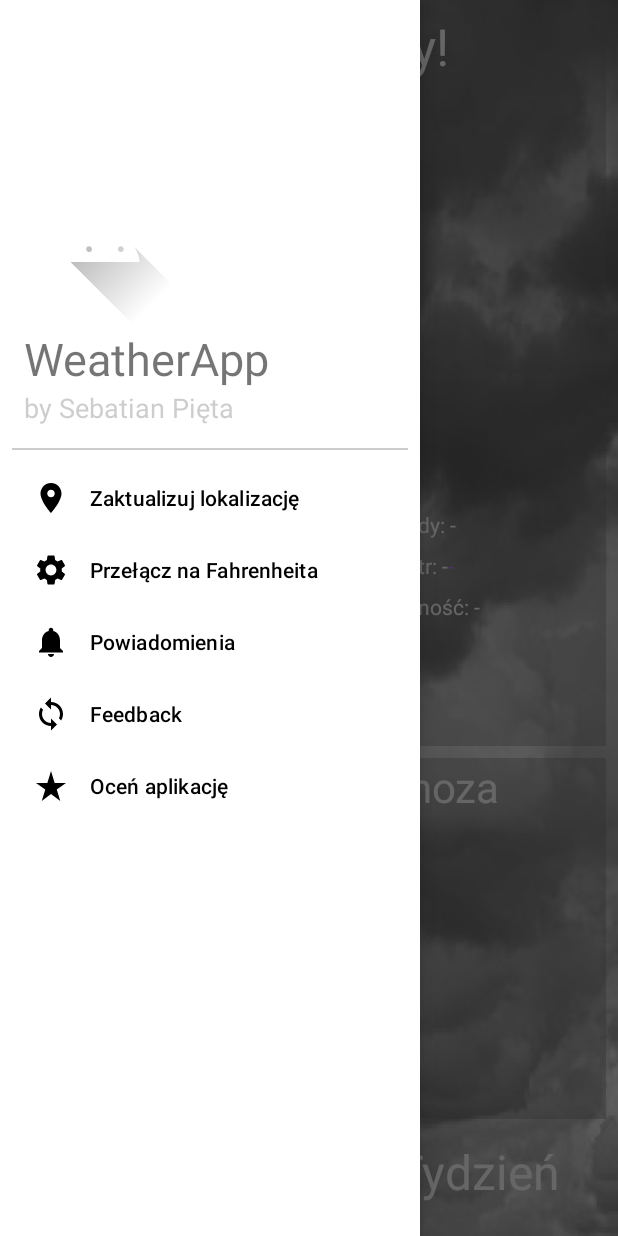
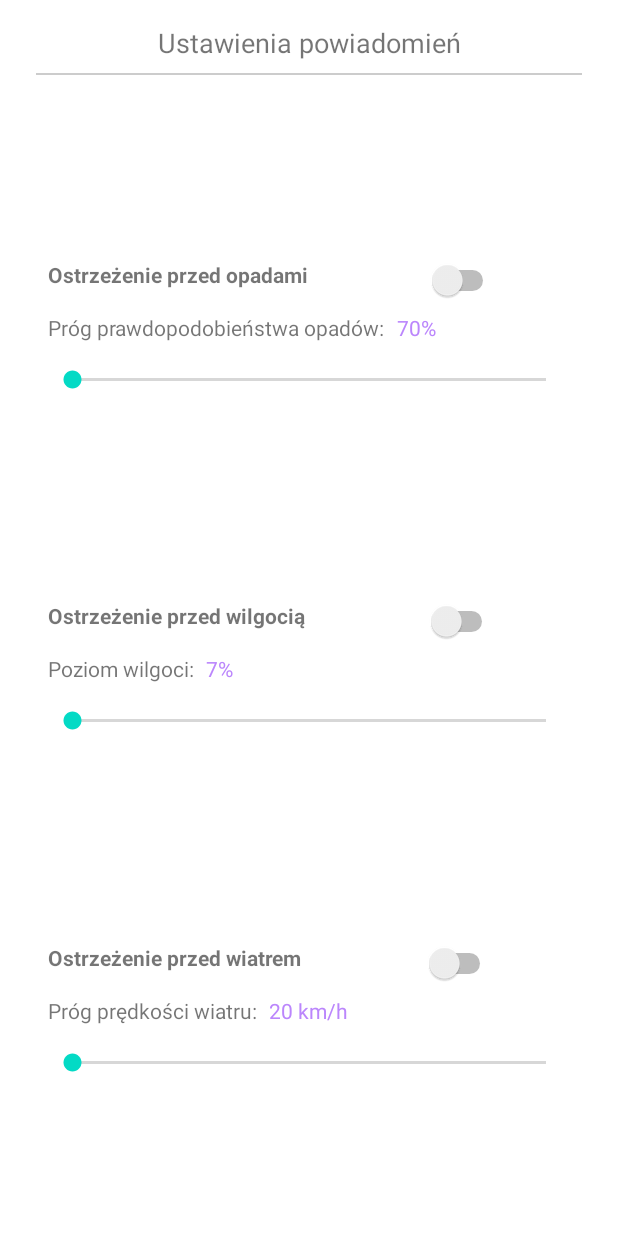
Before and after one commit to KraftUnderscore/weather-app, an Android app: the screen it shows after launch (MainActivity before the commit, NotificationsActivity after it), after a tap on "Powiadomienia", on a phone screen of 412 x 824 dp. Run offline under Robolectric (Android 15) with nearby library versions, the phone set to English and light mode, and no system bars; our stand-ins replace Volley; libraries missing offline, so code that uses them is left out: com.beust.klaxon; network calls fail; 18 statements that could not run were skipped; 1 other tap on this screen came first.

Commit message:
Add Notification settings in the menu

```diff
--- a/app/src/main/java/com/pieta/weatherapp/MainActivity.kt
+++ b/app/src/main/java/com/pieta/weatherapp/MainActivity.kt
@@ -1,16 +1,12 @@
 package com.pieta.weatherapp
 
 import android.Manifest
-import android.app.AlarmManager
-import android.app.PendingIntent
-import android.content.Context
 import android.content.Intent
 import android.content.pm.PackageManager
 import android.location.Location
 import android.os.Bundle
-import android.os.SystemClock
 import android.util.Log
-import android.view.Gravity
+import android.view.MenuItem
 import android.widget.ImageView
 import android.widget.TextView
 import androidx.appcompat.app.AppCompatActivity
@@ -20,9 +16,10 @@ import androidx.drawerlayout.widget.DrawerLayout
 import androidx.viewpager2.widget.ViewPager2
 import androidx.viewpager2.widget.ViewPager2.OnPageChangeCallback
 import com.google.android.gms.location.LocationServices
+import com.google.android.material.internal.NavigationMenuItemView
+import com.google.android.material.navigation.NavigationView
 import com.pieta.weatherapp.adapters.ViewPagerAdapter
 import com.pieta.weatherapp.alarms.AlarmCreator
-import com.pieta.weatherapp.alarms.AlarmReceiver
 import com.pieta.weatherapp.alarms.NotificationsManager
 import com.pieta.weatherapp.data.RequestHandler
 import com.pieta.weatherapp.data.ResponseParser
@@ -155,5 +152,17 @@ class MainActivity : AppCompatActivity() {
                 navigationDrawer.openDrawer(GravityCompat.START)
             }
         }
+
+        val navView = findViewById<NavigationView>(R.id.navView)
+        navView.setNavigationItemSelectedListener {
+            when(it.itemId) {
+                R.id.navMenuNotifications -> {
+                    val intent = Intent(this, NotificationsActivity::class.java)
+                    startActivity(intent)
+                }
+            }
+            true
+        }
+
     }
 }
--- /dev/null
+++ b/app/src/main/java/com/pieta/weatherapp/NotificationsActivity.kt
@@ -0,0 +1,127 @@
+package com.pieta.weatherapp
+
+import android.annotation.SuppressLint
+import android.os.Bundle
+import android.widget.SeekBar
+import android.widget.SeekBar.OnSeekBarChangeListener
+import android.widget.Switch
+import android.widget.TextView
+import android.widget.Toast
+import androidx.appcompat.app.AppCompatActivity
+import com.pieta.weatherapp.data.NotificationSettings
+import com.pieta.weatherapp.data.Serializer
+
+@SuppressLint("UseSwitchCompatOrMaterialCode")
+class NotificationsActivity : AppCompatActivity() {
+        private val serializer = Serializer()
+
+        lateinit var notificationSettings: NotificationSettings
+        lateinit var rainValue: TextView
+        lateinit var humValue: TextView
+        lateinit var windValue: TextView
+
+        private lateinit var rainBar: SeekBar
+        private lateinit var humBar: SeekBar
+        private lateinit var windBar: SeekBar
+
+        lateinit var rainSwitch: Switch
+        lateinit var humSwitch: Switch
+        lateinit var windSwitch: Switch
+
+    override fun onCreate(savedInstanceState: Bundle?) {
+        super.onCreate(savedInstanceState)
+        setContentView(R.layout.activity_notifications)
+
+        findAllViews()
+        addAllListeners()
+        displayInitialSettings()
+    }
+
+    private fun addAllListeners() {
+        rainBar.setOnSeekBarChangeListener(object : OnSeekBarChangeListener {
+            override fun onProgressChanged(seekBar: SeekBar, progress: Int, fromUser: Boolean) {
+                rainValue.text = progress.toString()
+                notificationSettings.pop = progress.toFloat() / 100f
+            }
+            override fun onStartTrackingTouch(seekBar: SeekBar) {}
+            override fun onStopTrackingTouch(seekBar: SeekBar) {}
+        })
+
+        humBar.setOnSeekBarChangeListener(object : OnSeekBarChangeListener {
+            override fun onProgressChanged(seekBar: SeekBar, progress: Int, fromUser: Boolean) {
+                humValue.text = progress.toString()
+                notificationSettings.humidity = progress
+            }
+            override fun onStartTrackingTouch(seekBar: SeekBar) {}
+            override fun onStopTrackingTouch(seekBar: SeekBar) {}
+        })
+
+        windBar.setOnSeekBarChangeListener(object : OnSeekBarChangeListener {
+            override fun onProgressChanged(seekBar: SeekBar, progress: Int, fromUser: Boolean) {
+                windValue.text = progress.toString()
+                notificationSettings.wind_speed = progress.toFloat()
+            }
+            override fun onStartTrackingTouch(seekBar: SeekBar) {}
+            override fun onStopTrackingTouch(seekBar: SeekBar) {}
+        })
+
+        rainSwitch.setOnClickListener { notificationSettings.popActive = rainSwitch.isChecked }
+        humSwitch.setOnClickListener { notificationSettings.humidityActive = humSwitch.isChecked }
+        windSwitch.setOnClickListener { notificationSettings.windActive = windSwitch.isChecked }
+    }
+
+    private fun findAllViews() {
+        rainValue = findViewById(R.id.notificationsRainValue)
+        humValue = findViewById(R.id.notificationsHumValue)
+        windValue = findViewById(R.id.notificationsWindValue)
+
+        rainBar = findViewById(R.id.notificationsRainBar)
+        humBar = findViewById(R.id.notificationsHumBar)
+        windBar = findViewById(R.id.notificationsWindBar)
+
+        rainBar.max = 100
+        humBar.max = 100
+        windBar.max = 100
+
+        rainSwitch = findViewById(R.id.notificationsRainSwitch)
+        humSwitch = findViewById(R.id.notificationsHumSwitch)
+        windSwitch = findViewById(R.id.notificationsWindSwitch)
+    }
+
+    private fun displayInitialSettings() {
+        val loadedSettings = serializer.loadNotifications(this)
+        if (loadedSettings == null) {
+            rainValue.text = 1.toString()
+            humValue.text = 1.toString()
+            windValue.text = 1.toString()
+
+            rainBar.progress = 1
+            humBar.progress = 1
+            windBar.progress = 1
+
+            rainSwitch.isChecked = false
+            humSwitch.isChecked = false
+            windSwitch.isChecked = false
+        } else {
+            notificationSettings = serializer.deserializeNotifications(loadedSettings)!!
+            rainValue.text = notificationSettings.pop.toString()
+            humValue.text = notificationSettings.humidity.toString()
+            windValue.text = notificationSettings.wind_speed.toString()
+
+            rainBar.progress = (notificationSettings.pop * 100).toInt()
+            humBar.progress = notificationSettings.humidity
+            windBar.progress = notificationSettings.wind_speed.toInt()
+
+            rainSwitch.isChecked = notificationSettings.popActive
+            humSwitch.isChecked = notificationSettings.humidityActive
+            windSwitch.isChecked = notificationSettings.windActive
+        }
+    }
+
+    override fun onBackPressed() {
+        val serialized = serializer.serializeNotifications(notificationSettings)
+        serializer.saveNotifications(serialized, this)
+        Toast.makeText(this, "Ustawienia zapisane!", Toast.LENGTH_SHORT).show()
+        finish();
+    }
+}
--- a/app/src/main/java/com/pieta/weatherapp/data/DataClasses.kt
+++ b/app/src/main/java/com/pieta/weatherapp/data/DataClasses.kt
@@ -5,5 +5,6 @@ data class Daily(val dt: Int, val temp: Temp, val weather: List<Weather>, val po
 data class Weather(val id: Int, val main: String, val description: String, val icon: String)
 data class Hourly(val dt: Int, val temp: Float, val feels_like: Float, val humidity: Int,
                   val wind_speed: Float, val wind_deg: Int, var weather: List<Weather>, val pop: Float)
-data class NotificationSettings(val alerts: Boolean, val pop: Float,
-                                val wind_speed: Float, val humidity: Int)
+data class NotificationSettings(val alerts: Boolean, var popActive: Boolean, var pop: Float,
+                                var windActive: Boolean, var wind_speed: Float,
+                                var humidityActive: Boolean, var humidity: Int)
--- a/app/src/main/res/layout/activity_main.xml
+++ b/app/src/main/res/layout/activity_main.xml
@@ -49,6 +49,7 @@
     </androidx.constraintlayout.widget.ConstraintLayout>
 
     <com.google.android.material.navigation.NavigationView
+        android:id="@+id/navView"
         android:layout_width="wrap_content"
         android:layout_height="match_parent"
         app:headerLayout="@layout/nav_header"
--- /dev/null
+++ b/app/src/main/res/layout/activity_notifications.xml
@@ -0,0 +1,237 @@
+<?xml version="1.0" encoding="utf-8"?>
+<androidx.constraintlayout.widget.ConstraintLayout xmlns:android="http://schemas.android.com/apk/res/android"
+    xmlns:app="http://schemas.android.com/apk/res-auto"
+    xmlns:tools="http://schemas.android.com/tools"
+    android:layout_width="match_parent"
+    android:layout_height="match_parent"
+    tools:context=".NotificationsActivity">
+
+    <TextView
+        android:id="@+id/notificationsLabel"
+        android:layout_width="wrap_content"
+        android:layout_height="wrap_content"
+        android:layout_marginTop="16dp"
+        android:text="Ustawienia powiadomień"
+        android:textSize="18sp"
+        app:layout_constraintEnd_toEndOf="parent"
+        app:layout_constraintStart_toStartOf="parent"
+        app:layout_constraintTop_toTopOf="parent" />
+
+    <View
+        android:id="@+id/notificationsBar"
+        android:layout_width="match_parent"
+        android:layout_height="1sp"
+        android:layout_marginStart="24dp"
+        android:layout_marginTop="8dp"
+        android:layout_marginEnd="24dp"
+        android:background="@color/rectangle"
+        app:layout_constraintEnd_toEndOf="parent"
+        app:layout_constraintHorizontal_bias="0.5"
+        app:layout_constraintStart_toStartOf="parent"
+        app:layout_constraintTop_toBottomOf="@+id/notificationsLabel" />
+
+    <androidx.constraintlayout.widget.ConstraintLayout
+        android:id="@+id/alertGroupRain"
+        android:layout_width="0dp"
+        android:layout_height="wrap_content"
+        app:layout_constraintBottom_toTopOf="@+id/alertGroupHum"
+        app:layout_constraintEnd_toEndOf="parent"
+        app:layout_constraintHorizontal_bias="0.5"
+        app:layout_constraintStart_toStartOf="parent"
+        app:layout_constraintTop_toBottomOf="@+id/notificationsBar"
+        app:layout_constraintVertical_chainStyle="spread">
+
+        <Switch
+            android:id="@+id/notificationsRainSwitch"
+            android:layout_width="wrap_content"
+            android:layout_height="wrap_content"
+            android:layout_marginTop="16dp"
+            app:layout_constraintEnd_toEndOf="parent"
+            app:layout_constraintHorizontal_bias="0.5"
+            app:layout_constraintStart_toEndOf="@+id/notificationsRainLabel"
+            app:layout_constraintTop_toTopOf="parent" />
+
+        <TextView
+            android:id="@+id/notificationsRainLabel"
+            android:layout_width="wrap_content"
+            android:layout_height="wrap_content"
+            android:layout_marginStart="32dp"
+            android:layout_marginTop="16dp"
+            android:text="Ostrzeżenie przed opadami"
+            android:textStyle="bold"
+            app:layout_constraintHorizontal_chainStyle="spread"
+            app:layout_constraintStart_toStartOf="parent"
+            app:layout_constraintTop_toTopOf="parent" />
+
+        <TextView
+            android:id="@+id/notificationsRainValue"
+            android:layout_width="wrap_content"
+            android:layout_height="wrap_content"
+            android:layout_marginStart="8dp"
+            android:layout_marginTop="16dp"
+            android:text="70%"
+            android:textColor="@color/purple_200"
+            app:layout_constraintStart_toEndOf="@+id/notificationsRainDesc"
+            app:layout_constraintTop_toBottomOf="@+id/notificationsRainLabel" />
+
+        <TextView
+            android:id="@+id/notificationsRainDesc"
+            android:layout_width="wrap_content"
+            android:layout_height="wrap_content"
+            android:layout_marginStart="32dp"
+            android:layout_marginTop="16dp"
+            android:text="Próg prawdopodobieństwa opadów:"
+            app:layout_constraintStart_toStartOf="parent"
+            app:layout_constraintTop_toBottomOf="@+id/notificationsRainLabel" />
+
+        <SeekBar
+            android:id="@+id/notificationsRainBar"
+            android:layout_width="0dp"
+            android:layout_height="wrap_content"
+            android:layout_marginStart="32dp"
+            android:layout_marginTop="16dp"
+            android:layout_marginEnd="32dp"
+            app:layout_constraintEnd_toEndOf="parent"
+            app:layout_constraintHorizontal_bias="0.5"
+            app:layout_constraintStart_toStartOf="parent"
+            app:layout_constraintTop_toBottomOf="@+id/notificationsRainDesc" />
+
+    </androidx.constraintlayout.widget.ConstraintLayout>
+
+    <androidx.constraintlayout.widget.ConstraintLayout
+        android:id="@+id/alertGroupHum"
+        android:layout_width="0dp"
+        android:layout_height="wrap_content"
+        android:layout_marginTop="16dp"
+        app:layout_constraintBottom_toTopOf="@+id/alertGroupWind"
+        app:layout_constraintEnd_toEndOf="parent"
+        app:layout_constraintHorizontal_bias="0.5"
+        app:layout_constraintStart_toStartOf="parent"
+        app:layout_constraintTop_toBottomOf="@+id/alertGroupRain">
+
+        <Switch
+            android:id="@+id/notificationsHumSwitch"
+            android:layout_width="wrap_content"
+            android:layout_height="wrap_content"
+            android:layout_marginTop="16dp"
+            app:layout_constraintEnd_toEndOf="parent"
+            app:layout_constraintHorizontal_bias="0.5"
+            app:layout_constraintStart_toEndOf="@+id/notificationsHumLabel"
+            app:layout_constraintTop_toTopOf="parent" />
+
+        <TextView
+            android:id="@+id/notificationsHumLabel"
+            android:layout_width="wrap_content"
+            android:layout_height="wrap_content"
+            android:layout_marginStart="32dp"
+            android:layout_marginTop="16dp"
+            android:text="Ostrzeżenie przed wilgocią"
+            android:textStyle="bold"
+            app:layout_constraintHorizontal_chainStyle="spread"
+            app:layout_constraintStart_toStartOf="parent"
+            app:layout_constraintTop_toTopOf="parent" />
+
+        <TextView
+            android:id="@+id/notificationsHumValue"
+            android:layout_width="wrap_content"
+            android:layout_height="wrap_content"
+            android:layout_marginStart="8dp"
+            android:layout_marginTop="16dp"
+            android:text="7%"
+            android:textColor="@color/purple_200"
+            app:layout_constraintStart_toEndOf="@+id/notificationsHumDesc"
+            app:layout_constraintTop_toBottomOf="@+id/notificationsHumLabel" />
+
+        <TextView
+            android:id="@+id/notificationsHumDesc"
+            android:layout_width="wrap_content"
+            android:layout_height="wrap_content"
+            android:layout_marginStart="32dp"
+            android:layout_marginTop="16dp"
+            android:text="Poziom wilgoci:"
+            app:layout_constraintStart_toStartOf="parent"
+            app:layout_constraintTop_toBottomOf="@+id/notificationsHumLabel" />
+
+        <SeekBar
+            android:id="@+id/notificationsHumBar"
+            android:layout_width="0dp"
+            android:layout_height="wrap_content"
+            android:layout_marginStart="32dp"
+            android:layout_marginTop="16dp"
+            android:layout_marginEnd="32dp"
+            app:layout_constraintEnd_toEndOf="parent"
+            app:layout_constraintHorizontal_bias="0.5"
+            app:layout_constraintStart_toStartOf="parent"
+            app:layout_constraintTop_toBottomOf="@+id/notificationsHumDesc" />
+
+    </androidx.constraintlayout.widget.ConstraintLayout>
+
+    <androidx.constraintlayout.widget.ConstraintLayout
+        android:id="@+id/alertGroupWind"
+        android:layout_width="0dp"
+        android:layout_height="wrap_content"
+        android:layout_marginTop="16dp"
+        app:layout_constraintBottom_toBottomOf="parent"
+        app:layout_constraintEnd_toEndOf="parent"
+        app:layout_constraintHorizontal_bias="0.5"
+        app:layout_constraintStart_toStartOf="parent"
+        app:layout_constraintTop_toBottomOf="@+id/alertGroupHum">
+
+        <Switch
+            android:id="@+id/notificationsWindSwitch"
+            android:layout_width="wrap_content"
+            android:layout_height="wrap_content"
+            android:layout_marginTop="16dp"
+            app:layout_constraintEnd_toEndOf="parent"
+            app:layout_constraintHorizontal_bias="0.5"
+            app:layout_constraintStart_toEndOf="@+id/notificationsWindLabel"
+            app:layout_constraintTop_toTopOf="parent" />
+
+        <TextView
+            android:id="@+id/notificationsWindLabel"
+            android:layout_width="wrap_content"
+            android:layout_height="wrap_content"
+            android:layout_marginStart="32dp"
+            android:layout_marginTop="16dp"
+            android:text="Ostrzeżenie przed wiatrem"
+            android:textStyle="bold"
+            app:layout_constraintHorizontal_chainStyle="spread"
+            app:layout_constraintStart_toStartOf="parent"
+            app:layout_constraintTop_toTopOf="parent" />
+
+        <TextView
+            android:id="@+id/notificationsWindValue"
+            android:layout_width="wrap_content"
+            android:layout_height="wrap_content"
+            android:layout_marginStart="8dp"
+            android:layout_marginTop="16dp"
+            android:text="20 km/h"
+            android:textColor="@color/purple_200"
+            app:layout_constraintStart_toEndOf="@+id/notificationsWindDesc"
+            app:layout_constraintTop_toBottomOf="@+id/notificationsWindLabel" />
+
+        <TextView
+            android:id="@+id/notificationsWindDesc"
+            android:layout_width="wrap_content"
+            android:layout_height="wrap_content"
+            android:layout_marginStart="32dp"
+            android:layout_marginTop="16dp"
+            android:text="Próg prędkości wiatru:"
+            app:layout_constraintStart_toStartOf="parent"
+            app:layout_constraintTop_toBottomOf="@+id/notificationsWindLabel" />
+
+        <SeekBar
+            android:id="@+id/notificationsWindBar"
+            android:layout_width="0dp"
+            android:layout_height="wrap_content"
+            android:layout_marginStart="32dp"
+            android:layout_marginTop="16dp"
+            android:layout_marginEnd="32dp"
+            app:layout_constraintEnd_toEndOf="parent"
+            app:layout_constraintHorizontal_bias="0.5"
+            app:layout_constraintStart_toStartOf="parent"
+            app:layout_constraintTop_toBottomOf="@+id/notificationsWindDesc" />
+
+    </androidx.constraintlayout.widget.ConstraintLayout>
+
+</androidx.constraintlayout.widget.ConstraintLayout>
--- a/app/src/main/res/menu/nav_menu.xml
+++ b/app/src/main/res/menu/nav_menu.xml
@@ -1,5 +1,6 @@
 <?xml version="1.0" encoding="utf-8"?>
-<menu xmlns:android="http://schemas.android.com/apk/res/android">
+<menu xmlns:android="http://schemas.android.com/apk/res/android"
+    xmlns:app="http://schemas.android.com/apk/res-auto">
     <item
         android:id="@+id/navMenuUpdateLocation"
         android:icon="@drawable/ic_location"
@@ -13,6 +14,7 @@
     <item
         android:id="@+id/navMenuNotifications"
         android:icon="@drawable/ic_notifications"
+        android:clickable="true"
         android:title="Powiadomienia" />
 
     <item
```
Also changed, not shown: app/src/main/AndroidManifest.xml (+10 -7 lines), 1 other file.
